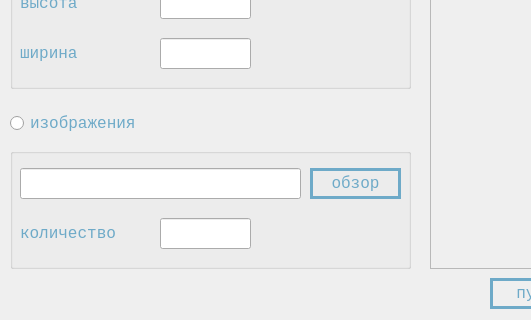
The window that windowsettings.ui (Nikita-080/God-of-pixels-3) describes before a commit, drawn with Qt 5; both pictures show x 0 to 531 and y 132 to 452 of the 711 by 452 pixel window.
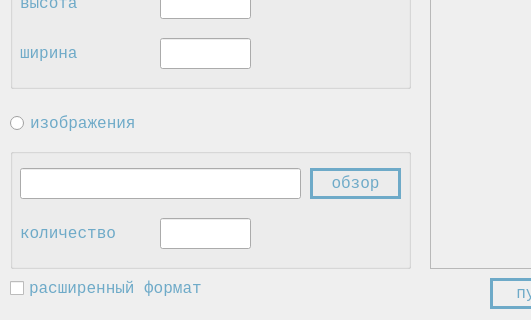
The same window after the commit.

```diff
--- a/windowsettings.ui
+++ b/windowsettings.ui
@@ -1326,6 +1326,65 @@
     <string>пуск</string>
    </property>
   </widget>
+  <widget class="QCheckBox" name="checkBox">
+   <property name="geometry">
+    <rect>
+     <x>10</x>
+     <y>400</y>
+     <width>371</width>
+     <height>41</height>
+    </rect>
+   </property>
+   <property name="palette">
+    <palette>
+     <active>
+      <colorrole role="WindowText">
+       <brush brushstyle="SolidPattern">
+        <color alpha="255">
+         <red>110</red>
+         <green>170</green>
+         <blue>200</blue>
+        </color>
+       </brush>
+      </colorrole>
+     </active>
+     <inactive>
+      <colorrole role="WindowText">
+       <brush brushstyle="SolidPattern">
+        <color alpha="255">
+         <red>110</red>
+         <green>170</green>
+         <blue>200</blue>
+        </color>
+       </brush>
+      </colorrole>
+     </inactive>
+     <disabled>
+      <colorrole role="WindowText">
+       <brush brushstyle="SolidPattern">
+        <color alpha="255">
+         <red>120</red>
+         <green>120</green>
+         <blue>120</blue>
+        </color>
+       </brush>
+      </colorrole>
+     </disabled>
+    </palette>
+   </property>
+   <property name="font">
+    <font>
+     <family>Consolas</family>
+     <pointsize>12</pointsize>
+    </font>
+   </property>
+   <property name="text">
+    <string>расширенный формат</string>
+   </property>
+   <property name="tristate">
+    <bool>false</bool>
+   </property>
+  </widget>
  </widget>
  <resources/>
  <connections/>
```
